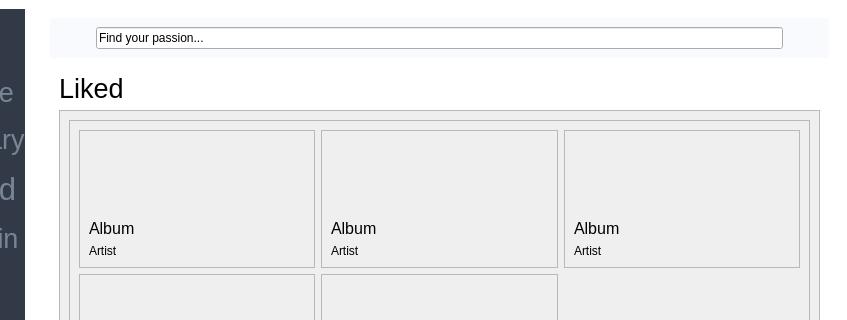
Above: gui/mainscreen.ui from blackjackmk/duckyfm before the change; both pictures show x 143 to 990 and y 0 to 320 of the 990 by 603 pixel window. Below: the same form after it.
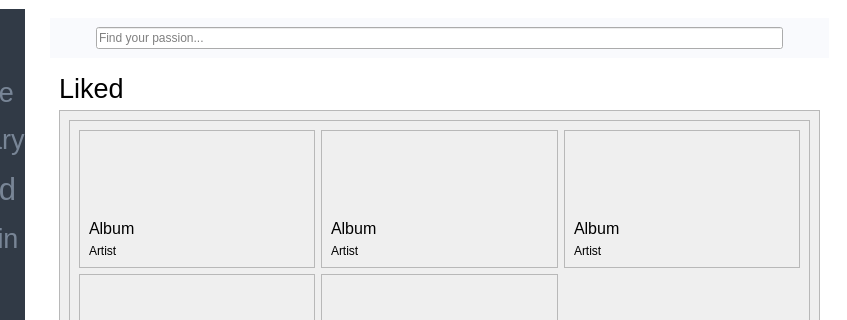
That is the form after the change. The open tabs and pages were chosen to show the change. Icons and pictures are not drawn.

Commit message: search autofill

Diff of the .ui file:
```diff
--- a/gui/mainscreen.ui
+++ b/gui/mainscreen.ui
@@ -639,6 +639,9 @@
              </sizepolicy>
             </property>
             <property name="text">
+             <string/>
+            </property>
+            <property name="placeholderText">
              <string>Find your passion...</string>
             </property>
            </widget>
```
Left out of the diff: 10 changed lines with no effect on the pictures. The commit also changes 2 other files.
